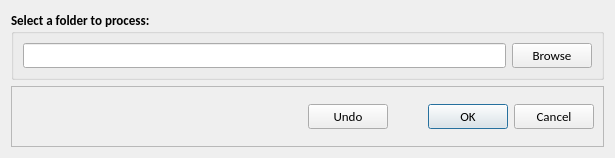
This is hackathon/MK/swcRename/renameSWC.ui in Vaa3D/vaa3d_tools as Qt 5 draws it before an edit. The edited form follows.
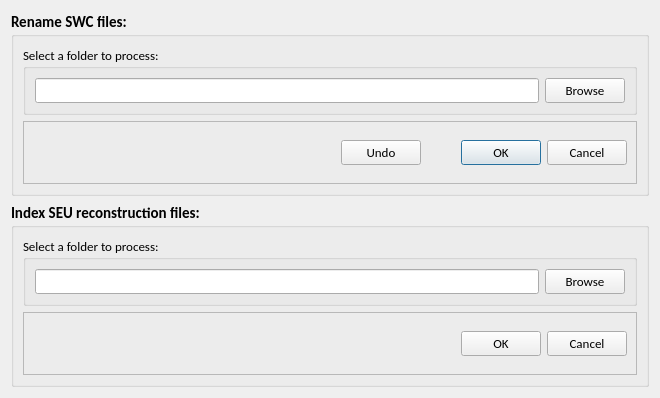
This is the edited form.

Commit message: index SEU files

The edit to the form file:
```diff
--- a/hackathon/MK/swcRename/renameSWC.ui
+++ b/hackathon/MK/swcRename/renameSWC.ui
@@ -6,8 +6,8 @@
    <rect>
     <x>0</x>
     <y>0</y>
-    <width>615</width>
-    <height>158</height>
+    <width>660</width>
+    <height>398</height>
    </rect>
   </property>
   <property name="font">
@@ -16,7 +16,20 @@
    </font>
   </property>
   <property name="windowTitle">
-   <string>Rename neuron reconstruction files</string>
+   <string>Neuron Reconstruction File Manager</string>
+  </property>
+  <layout class="QVBoxLayout" name="verticalLayout_3">
+   <item>
+    <widget class="QGroupBox" name="groupBox_2">
+     <property name="font">
+      <font>
+       <pointsize>11</pointsize>
+       <weight>75</weight>
+       <bold>true</bold>
+      </font>
+     </property>
+     <property name="title">
+      <string>Rename SWC files:</string>
   </property>
   <layout class="QVBoxLayout" name="verticalLayout">
    <item>
@@ -25,8 +38,8 @@
       <font>
        <family>Calibri</family>
        <pointsize>10</pointsize>
-       <weight>75</weight>
-       <bold>true</bold>
+          <weight>50</weight>
+          <bold>false</bold>
       </font>
      </property>
      <property name="title">
@@ -99,6 +112,8 @@
         <property name="font">
          <font>
           <pointsize>10</pointsize>
+             <weight>50</weight>
+             <bold>false</bold>
          </font>
         </property>
         <property name="text">
@@ -117,6 +132,8 @@
         <property name="font">
          <font>
           <pointsize>10</pointsize>
+             <weight>50</weight>
+             <bold>false</bold>
          </font>
         </property>
         <property name="orientation">
@@ -128,6 +145,129 @@
        </widget>
       </item>
      </layout>
+       </widget>
+      </item>
+     </layout>
+    </widget>
+   </item>
+   <item>
+    <widget class="QGroupBox" name="groupBox_3">
+     <property name="font">
+      <font>
+       <pointsize>11</pointsize>
+       <weight>75</weight>
+       <bold>true</bold>
+      </font>
+     </property>
+     <property name="title">
+      <string>Index SEU reconstruction files:</string>
+     </property>
+     <layout class="QVBoxLayout" name="verticalLayout_2">
+      <item>
+       <widget class="QGroupBox" name="groupBox_4">
+        <property name="font">
+         <font>
+          <family>Calibri</family>
+          <pointsize>10</pointsize>
+          <weight>50</weight>
+          <bold>false</bold>
+         </font>
+        </property>
+        <property name="title">
+         <string>Select a folder to process:</string>
+        </property>
+        <layout class="QHBoxLayout" name="horizontalLayout_3">
+         <item>
+          <widget class="QLineEdit" name="lineEdit_2">
+           <property name="minimumSize">
+            <size>
+             <width>450</width>
+             <height>0</height>
+            </size>
+           </property>
+           <property name="maximumSize">
+            <size>
+             <width>10000</width>
+             <height>16777215</height>
+            </size>
+           </property>
+           <property name="font">
+            <font>
+             <weight>50</weight>
+             <bold>false</bold>
+            </font>
+           </property>
+          </widget>
+         </item>
+         <item>
+          <widget class="QPushButton" name="pushButton_3">
+           <property name="font">
+            <font>
+             <pointsize>10</pointsize>
+             <weight>50</weight>
+             <bold>false</bold>
+            </font>
+           </property>
+           <property name="text">
+            <string>Browse</string>
+           </property>
+          </widget>
+         </item>
+        </layout>
+       </widget>
+      </item>
+      <item>
+       <widget class="QFrame" name="frame_2">
+        <property name="frameShape">
+         <enum>QFrame::StyledPanel</enum>
+        </property>
+        <property name="frameShadow">
+         <enum>QFrame::Raised</enum>
+        </property>
+        <layout class="QHBoxLayout" name="horizontalLayout_4">
+         <item>
+          <spacer name="horizontalSpacer_2">
+           <property name="orientation">
+            <enum>Qt::Horizontal</enum>
+           </property>
+           <property name="sizeHint" stdset="0">
+            <size>
+             <width>259</width>
+             <height>20</height>
+            </size>
+           </property>
+          </spacer>
+         </item>
+         <item>
+          <widget class="QDialogButtonBox" name="buttonBox_2">
+           <property name="maximumSize">
+            <size>
+             <width>200</width>
+             <height>16777215</height>
+            </size>
+           </property>
+           <property name="font">
+            <font>
+             <pointsize>10</pointsize>
+             <weight>50</weight>
+             <bold>false</bold>
+            </font>
+           </property>
+           <property name="orientation">
+            <enum>Qt::Horizontal</enum>
+           </property>
+           <property name="standardButtons">
+            <set>QDialogButtonBox::Cancel|QDialogButtonBox::Ok</set>
+           </property>
+          </widget>
+         </item>
+        </layout>
+       </widget>
+      </item>
+     </layout>
+     <zorder>groupBox_4</zorder>
+     <zorder>frame</zorder>
+     <zorder>frame_2</zorder>
     </widget>
    </item>
   </layout>
```
Left out of the diff: 64 changed lines with no effect on the pictures. Lines whose indentation alone changed are shown as unchanged. The commit also changes 3 other files.
